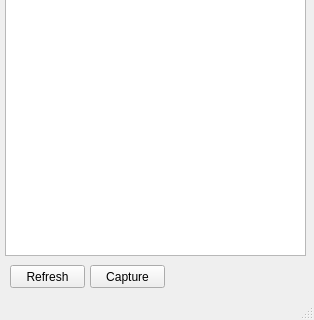
Qt form src/formCameraWindow/formcamwindow.ui (guanglun/GLMocap) before a commit; both pictures show x 0 to 314 and y 221 to 541 of the 314 by 541 pixel window.
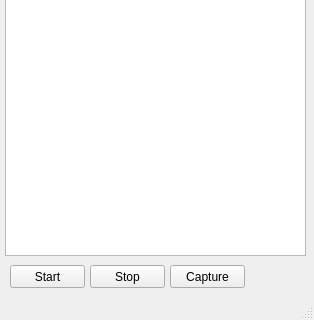
The same form after that commit.

Diff of the .ui file:
```diff
--- a/src/formCameraWindow/formcamwindow.ui
+++ b/src/formCameraWindow/formcamwindow.ui
@@ -46,13 +46,27 @@
      </rect>
     </property>
     <property name="text">
-     <string>Refresh</string>
-    </property>
-   </widget>
-   <widget class="QPushButton" name="pb_capture">
+                <string>Start</string>
+            </property>
+        </widget>
+
+        <widget class="QPushButton" name="pb_stop">
     <property name="geometry">
      <rect>
       <x>90</x>
+            <y>450</y>
+            <width>75</width>
+            <height>23</height>
+            </rect>
+            </property>
+            <property name="text">
+            <string>Stop</string>
+            </property>
+        </widget>
+   <widget class="QPushButton" name="pb_capture">
+    <property name="geometry">
+     <rect>
+      <x>170</x>
       <y>450</y>
       <width>75</width>
       <height>23</height>
```
Left out of the diff: 2 changed lines with no effect on the pictures. Lines whose indentation alone changed are shown as unchanged.
